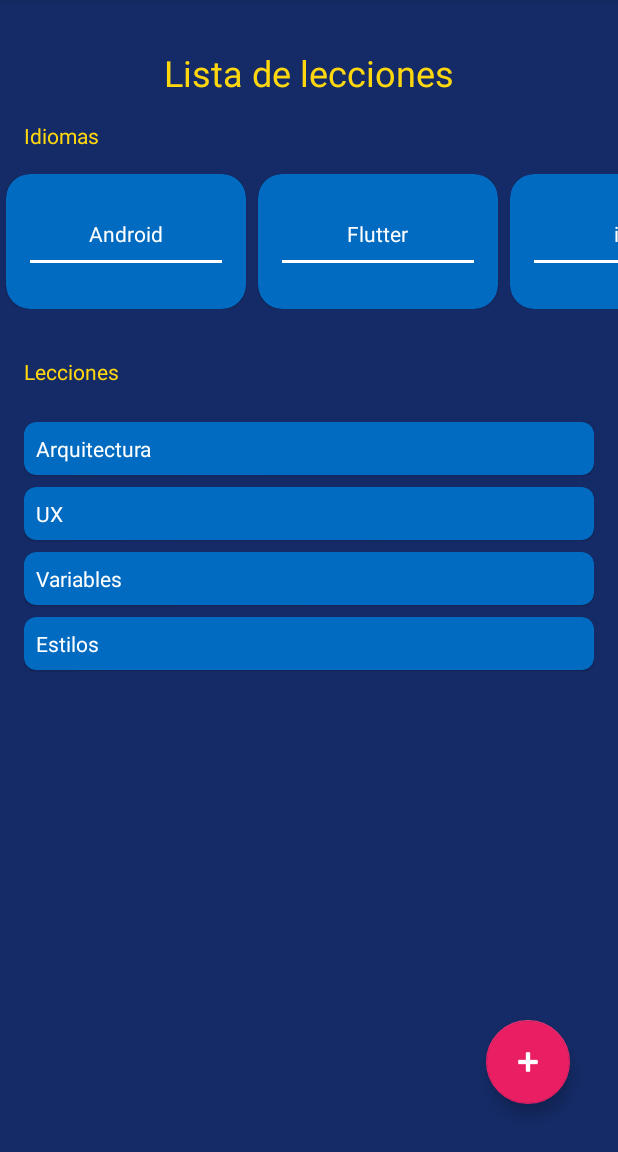
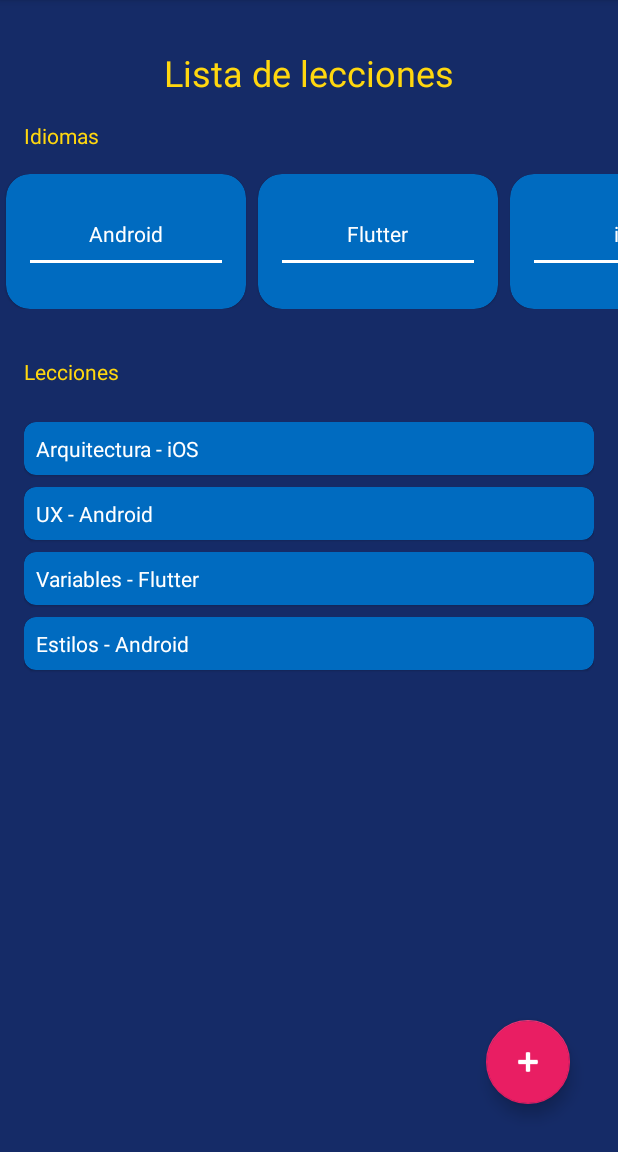
Before and after one commit to Jalperucio/hyh-android-app, an Android app: the LessonActivity screen opened directly, with no data from a screen before it, on a phone screen of 412 x 824 dp, the part 84-1236 px from its top. Run offline under Robolectric (Android 15) with nearby library versions, the phone set to English and light mode, and no system bars; Roboto replaces fonts that are not available here.

Commit message:
Filter adapters in LessonsApp added

```diff
--- a/app/src/main/java/com/jalper/myfirstapp/lessonsapp/LanguagesAdapter.kt
+++ b/app/src/main/java/com/jalper/myfirstapp/lessonsapp/LanguagesAdapter.kt
@@ -7,8 +7,9 @@ import com.jalper.myfirstapp.databinding.ItemLanguageBinding
 import com.jalper.myfirstapp.lessonsapp.model.Language
 
 class LanguagesAdapter(
-    private val languages: List<Language>
-) : RecyclerView.Adapter<LanguagesViewHolder>() {
+    private val languages: List<Language>,
+    val onItemClicked: (Int) -> Unit,
+    ) : RecyclerView.Adapter<LanguagesViewHolder>() {
 
     override fun onCreateViewHolder(parent: ViewGroup, viewType: Int): LanguagesViewHolder {
         val binding = ItemLanguageBinding.inflate(LayoutInflater.from(parent.context),parent,false)
@@ -17,6 +18,10 @@ class LanguagesAdapter(
 
     override fun onBindViewHolder(holder: LanguagesViewHolder, position: Int) {
         holder.render(languages[position])
+
+        holder.itemView.setOnClickListener {
+            onItemClicked(position)
+        }
     }
 
     override fun getItemCount() = languages.size
--- a/app/src/main/java/com/jalper/myfirstapp/lessonsapp/LanguagesViewHolder.kt
+++ b/app/src/main/java/com/jalper/myfirstapp/lessonsapp/LanguagesViewHolder.kt
@@ -1,5 +1,6 @@
 package com.jalper.myfirstapp.lessonsapp
 
+import androidx.core.content.ContextCompat
 import androidx.recyclerview.widget.RecyclerView
 import com.jalper.myfirstapp.R
 import com.jalper.myfirstapp.databinding.ItemLanguageBinding
@@ -12,10 +13,25 @@ class LanguagesViewHolder(
     fun render(language: Language) {
         binding.tvItemLanguageName
 
-        when(language) {
-            Language.Android -> binding.tvItemLanguageName.text = binding.root.context.getString(R.string.language_android)
-            Language.IOS -> binding.tvItemLanguageName.text = binding.root.context.getString(R.string.language_ios)
-            Language.Flutter -> binding.tvItemLanguageName.text = binding.root.context.getString(R.string.language_flutter)
+        val name: Int
+
+        when (language) {
+            Language.Android -> name = R.string.language_android
+            Language.IOS -> name = R.string.language_ios
+            Language.Flutter -> name = R.string.language_flutter
         }
+
+        binding.root.setCardBackgroundColor(
+            ContextCompat.getColor(
+                binding.root.context,
+                if (language.isSelected) R.color.lesson_card_background
+                else R.color.lesson_card_background_disabled
+            )
+        )
+        //Mismo método que las líneas superiores
+//        if(language.isSelected)  binding.root.setCardBackgroundColor(ContextCompat.getColor(binding.root.context,R.color.lesson_card_background))
+//        else  binding.root.setCardBackgroundColor(ContextCompat.getColor(binding.root.context,R.color.lesson_card_background_disabled))
+
+        binding.tvItemLanguageName.text = binding.root.context.getString(name)
     }
 }
--- a/app/src/main/java/com/jalper/myfirstapp/lessonsapp/LessonActivity.kt
+++ b/app/src/main/java/com/jalper/myfirstapp/lessonsapp/LessonActivity.kt
@@ -1,5 +1,6 @@
 package com.jalper.myfirstapp.lessonsapp
 
+import android.annotation.SuppressLint
 import android.app.Dialog
 import android.os.Bundle
 import android.widget.RadioButton
@@ -7,6 +8,7 @@ import androidx.appcompat.app.AppCompatActivity
 import androidx.core.widget.addTextChangedListener
 import com.jalper.myfirstapp.databinding.ActivityLessonBinding
 import com.jalper.myfirstapp.databinding.DialogAddLessonBinding
+import com.jalper.myfirstapp.lessonsapp.model.Language
 import com.jalper.myfirstapp.lessonsapp.model.Language.Android
 import com.jalper.myfirstapp.lessonsapp.model.Language.Flutter
 import com.jalper.myfirstapp.lessonsapp.model.Language.IOS
@@ -25,7 +27,6 @@ class LessonActivity : AppCompatActivity() {
         Lesson("Estilos")
     )
 
-    val leccion: Lesson = Lesson("Vistas", Android)
 
     override fun onCreate(savedInstanceState: Bundle?) {
         super.onCreate(savedInstanceState)
@@ -37,18 +38,23 @@ class LessonActivity : AppCompatActivity() {
         initListeners()
     }
 
-    fun initUI() {
-        binding.rvLessonLanguages.adapter = LanguagesAdapter(languagesList)
-        binding.rvLessonLessons.adapter = LessonsAdapter(lessonsList)
+    private fun initUI() {
+        binding.rvLessonLanguages.adapter = LanguagesAdapter(languagesList) { position: Int -> selectLanguage(position)}
+        binding.rvLessonLessons.adapter = LessonsAdapter(lessonsList) { position: Int -> removeItem(position) }
     }
 
-    fun initListeners() {
+    private fun initListeners() {
         binding.fabLessonsAddButton.setOnClickListener {
             showDialog()
         }
     }
 
-    fun showDialog() {
+//      --Ejemplos de función convertida en lambda--
+//    fun saludar(name: String) { println("Hola, $name") }
+//    val saludarLambda = { name:String ->  println("Hola, $name")}
+
+
+    private fun showDialog() {
         val dialog = Dialog(this)
 
         val dialogBinding = DialogAddLessonBinding.inflate(layoutInflater)
@@ -73,24 +79,41 @@ class LessonActivity : AppCompatActivity() {
 
             lessonsList.add(Lesson(name, languageSelected))
 
-            /*TODO - Disclaimer:
-            * Comentamos en clase que al añadir un elemento al listado no habría cambios
-            * gráficos si no avisamos al adaptador de estos cambios, pero luego vimos
-            * en directo que esto no era del t odo cierto y sí se actualizaba el listado
-            * Esto es por utilizar un mutableList (ya lo veremos el próximo día).
-            *
-            * Como este caso no es habitual y solo es un ejemplo intermedio antes de que
-            * veamos la implementación nivel pro de las ReyclerView dejo la siguiente
-            * función añadida para que os acostumbréis a que hay que avisar al adaptador
-            * tras realizar cambios sobre sus listas
-            */
             updateLessonsListView()
             dialog.dismiss()
         }
         dialog.show()
     }
 
+    private fun removeItem(position: Int){
+        //Da fallos por culpa del índice si se han realizado filtros primero
+        //Se deja por motivos de avance académico
+        lessonsList.removeAt(position)
+        updateLessonsListView()
+    }
+
+    private fun selectLanguage(position: Int) {
+        languagesList[position].isSelected = !languagesList[position].isSelected
+        updateLanguagesListView()
+        updateLessonsListView()
+    }
+
+
+    @SuppressLint("NotifyDataSetChanged")
     private fun updateLessonsListView() {
+        val selectedLanguages: List<Language> = languagesList.filter { it.isSelected }
+        val showableLessons = lessonsList.filter { selectedLanguages.contains(it.language) }
+        //val showableLessons = lessonsList.filter { it.language in selectedLanguages }
+
+
+        (binding.rvLessonLessons.adapter as LessonsAdapter).lessons = showableLessons
+
         binding.rvLessonLessons.adapter?.notifyDataSetChanged()
     }
+
+    @SuppressLint("NotifyDataSetChanged")
+    private fun updateLanguagesListView() {
+        binding.rvLessonLanguages.adapter?.notifyDataSetChanged()
+    }
+
 }
--- a/app/src/main/java/com/jalper/myfirstapp/lessonsapp/LessonsAdapterViewHolder.kt
+++ b/app/src/main/java/com/jalper/myfirstapp/lessonsapp/LessonsAdapterViewHolder.kt
@@ -1,12 +1,20 @@
 package com.jalper.myfirstapp.lessonsapp
 
+import android.annotation.SuppressLint
+import android.content.res.ColorStateList
 import android.view.LayoutInflater
 import android.view.ViewGroup
+import androidx.core.content.ContextCompat
 import androidx.recyclerview.widget.RecyclerView
+import com.jalper.myfirstapp.R
 import com.jalper.myfirstapp.databinding.ItemLessonBinding
+import com.jalper.myfirstapp.lessonsapp.model.Language
 import com.jalper.myfirstapp.lessonsapp.model.Lesson
 
-class LessonsAdapter(private val lessons: List<Lesson>): RecyclerView.Adapter<LessonsViewHolder>() {
+class LessonsAdapter(
+    var lessons: List<Lesson>,
+    val onItemClicked: (Int) -> Unit,
+): RecyclerView.Adapter<LessonsViewHolder>() {
 
     override fun onCreateViewHolder(parent: ViewGroup, viewType: Int): LessonsViewHolder {
         val binding = ItemLessonBinding.inflate(LayoutInflater.from(parent.context), parent, false)
@@ -15,6 +23,9 @@ class LessonsAdapter(private val lessons: List<Lesson>): RecyclerView.Adapter<Le
 
     override fun onBindViewHolder(holder: LessonsViewHolder, position: Int) {
         holder.render(lessons[position])
+        holder.itemView.setOnClickListener {
+            onItemClicked(position)
+        }
     }
 
     override fun getItemCount() = lessons.size
@@ -23,7 +34,15 @@ class LessonsAdapter(private val lessons: List<Lesson>): RecyclerView.Adapter<Le
 
 
 class LessonsViewHolder(private val binding: ItemLessonBinding): RecyclerView.ViewHolder(binding.root) {
+    @SuppressLint("SetTextI18n")
     fun render(lesson: Lesson){
-        binding.tvItemLesson.text = lesson.name
+
+        val language = binding.root.context.getString(when (lesson.language) {
+            Language.Android ->  R.string.language_android
+            Language.IOS ->  R.string.language_ios
+            Language.Flutter ->  R.string.language_flutter
+        })
+
+        binding.tvItemLesson.text = ("${lesson.name} - $language")
     }
 }
--- a/app/src/main/java/com/jalper/myfirstapp/lessonsapp/model/Language.kt
+++ b/app/src/main/java/com/jalper/myfirstapp/lessonsapp/model/Language.kt
@@ -1,6 +1,6 @@
 package com.jalper.myfirstapp.lessonsapp.model
 
-sealed class Language {
+sealed class Language(var isSelected: Boolean = true) {
     object Android : Language()
     object IOS : Language()
     object Flutter : Language()
--- a/app/src/main/res/layout/activity_menu.xml
+++ b/app/src/main/res/layout/activity_menu.xml
@@ -17,7 +17,7 @@
 
     <androidx.appcompat.widget.AppCompatButton
         android:id="@+id/btn_menu_lesson_button"
-        android:text="@string/lessonn_app"
+        android:text="@string/lesson_app"
         android:layout_marginTop="@dimen/vertical_margin"
         style="@style/AppButton"
         app:layout_constraintTop_toBottomOf="@id/btn_menu_hello_button"
--- a/app/src/main/res/values/strings.xml
+++ b/app/src/main/res/values/strings.xml
@@ -3,7 +3,9 @@
 
 
     <string name="hello_app">Hello App</string>
-    <string name="lessonn_app">Lesson App</string>
+    <string name="lesson_app">Lesson App</string>
+    <string name="fragments_app">Lesson App</string>
+    <string name="tabs_app">Lesson App</string>
     <string name="third_app">Third App</string>
     <string name="fourth_app">Fourth App</string>
 
@@ -20,5 +22,7 @@
     <string name="lessons">Lecciones</string>
     <string name="add_lesson">Añadir nueva lección</string>
     <string name="add_lesson_name_hint">Introduzca un nombre</string>
+    <!-- TODO: Remove or change this placeholder text -->
+    <string name="hello_blank_fragment">Hello blank fragment</string>
 
 </resources>
```
